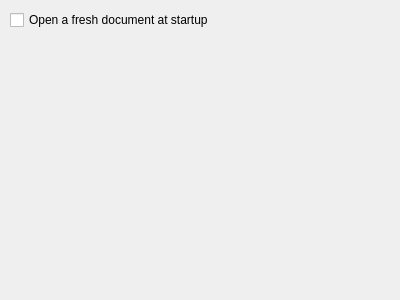
First picture: the form in setup_general.ui, repository cyberpro4/magnum, before the edit.
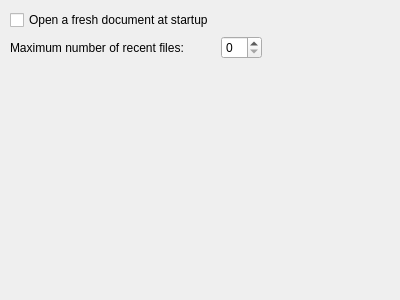
Second picture: the form after the edit.

Commit message: Add recent file to setup

```diff
--- a/setup_general.ui
+++ b/setup_general.ui
@@ -30,6 +30,33 @@
       </property>
      </widget>
     </item>
+    <item>
+     <layout class="QHBoxLayout" name="horizontalLayout">
+      <item>
+       <widget class="QLabel" name="label">
+        <property name="text">
+         <string>Maximum number of recent files:</string>
+        </property>
+       </widget>
+      </item>
+      <item>
+       <spacer name="horizontalSpacer">
+        <property name="orientation">
+         <enum>Qt::Horizontal</enum>
+        </property>
+        <property name="sizeHint" stdset="0">
+         <size>
+          <width>40</width>
+          <height>20</height>
+         </size>
+        </property>
+       </spacer>
+      </item>
+      <item>
+       <widget class="QSpinBox" name="genNumberRecentFiles"/>
+      </item>
+     </layout>
+    </item>
     <item>
      <spacer name="verticalSpacer">
       <property name="orientation">
```
The commit also changes 4 other files.
